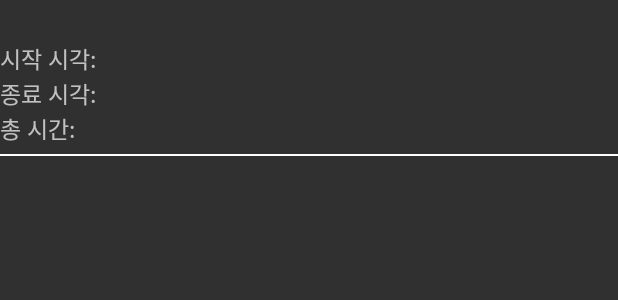
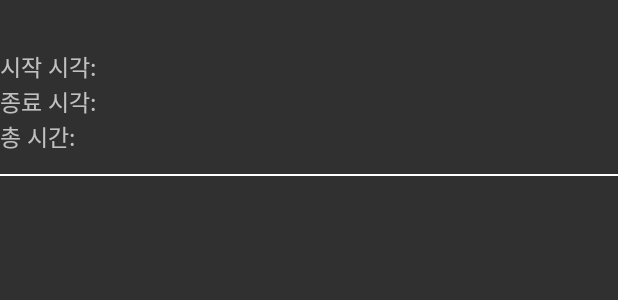
Before and after one commit to Nooroong/PetPrint, an Android app: the layout item_view.xml on its own in the app's theme, with its tools: preview values and no code run, on a phone screen of 412 x 824 dp. Shown: the top 300 px of the screen. Run offline under Robolectric (Android 15) with nearby library versions, the phone set to English and light mode, and no system bars.

Commit message:
디자인 변경

```diff
--- a/app/src/main/java/com/example/petprint/WalkingPathActivity.kt
+++ b/app/src/main/java/com/example/petprint/WalkingPathActivity.kt
@@ -173,7 +173,7 @@ class WalkingPathActivity : AppCompatActivity(),
     //polyline을 그려주는 메소드. 동작 원리는 잘 모르겠음.(특히 리스트 사용하는 부분)
     private fun drawPath() {
         val options = PolylineOptions().add(startLatLng).add(endLatLng).width(10f)
-            .color(0xFF6e665c.toInt()).geodesic(true)
+            .color(Color.DKGRAY).geodesic(true)
         polylines.add(mMap!!.addPolyline(options))
         mMap!!.moveCamera(CameraUpdateFactory.newLatLngZoom(startLatLng, 18f)) //이동지점으로 계속 카메라가 따라감
     }
--- a/app/src/main/res/layout/item_view.xml
+++ b/app/src/main/res/layout/item_view.xml
@@ -9,6 +9,7 @@
         android:layout_width="wrap_content"
         android:layout_height="wrap_content"
         android:textSize="20dp"
+        android:layout_marginBottom="5dp"
         android:textStyle="bold" />
 
     <TextView
@@ -35,8 +36,8 @@
     <TextView
         android:layout_width="match_parent"
         android:layout_height="1dp"
-        android:layout_marginTop="5dp"
-        android:layout_marginBottom="5dp"
+        android:layout_marginTop="13dp"
+        android:layout_marginBottom="13dp"
         android:background="#ffffff" />
 
 
```
